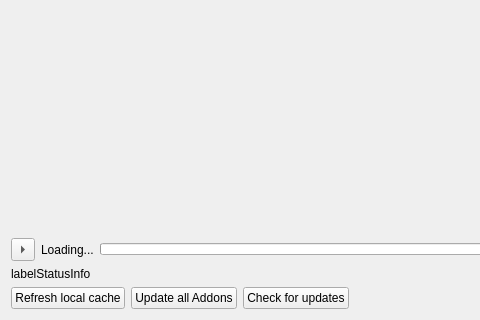
The window that AddonManager.ui (chennes/AddonManager) describes before a commit, drawn with Qt 5; both pictures show x 0 to 480 and y 280 to 600 of the 800 by 600 pixel window.
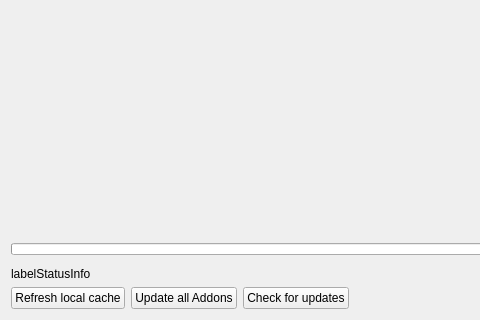
The same window after the commit.

Commit message: Addon Manager: Remove extraneous UI elements

What changed in the file:
```diff
--- a/AddonManager.ui
+++ b/AddonManager.ui
@@ -28,26 +28,6 @@
     <layout class="QVBoxLayout" name="layoutUpdateInProgress">
      <item>
       <layout class="QHBoxLayout" name="horizontalLayout_7">
-       <item>
-        <widget class="QToolButton" name="buttonShowDetails">
-         <property name="toolTip">
-          <string>Show details</string>
-         </property>
-         <property name="text">
-          <string>...</string>
-         </property>
-         <property name="arrowType">
-          <enum>Qt::RightArrow</enum>
-         </property>
-        </widget>
-       </item>
-       <item>
-        <widget class="QLabel" name="labelUpdateInProgress">
-         <property name="text">
-          <string>Loading...</string>
-         </property>
-        </widget>
-       </item>
        <item>
         <widget class="QProgressBar" name="progressBar">
          <property name="sizePolicy">
```
The commit also changes 1 other file.
